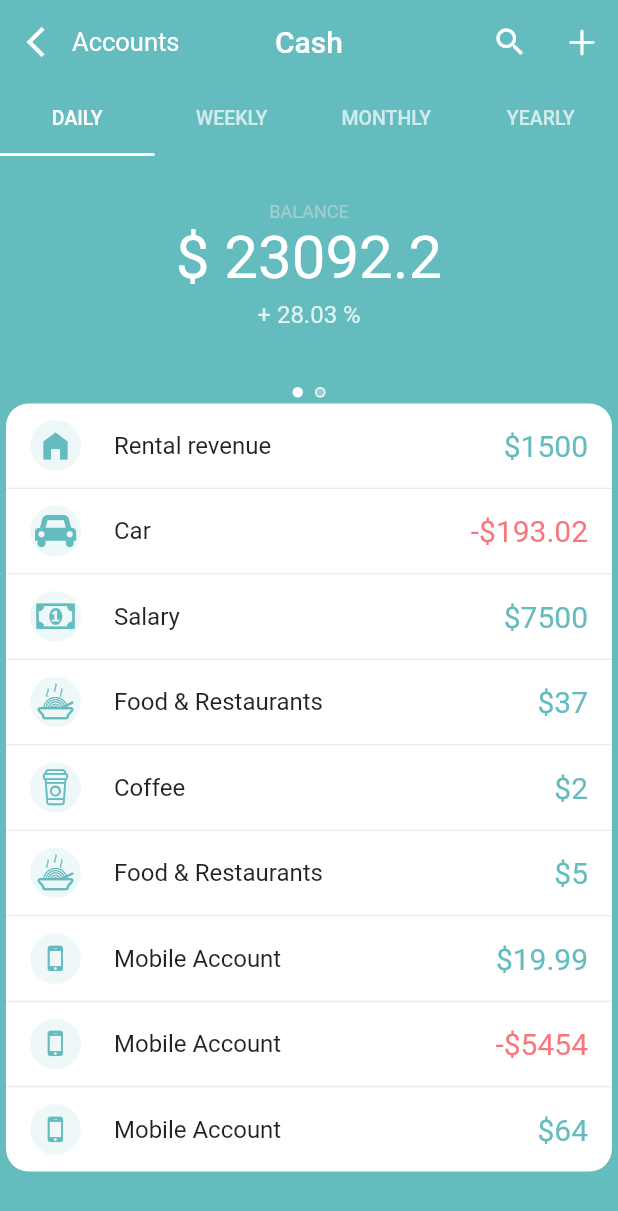
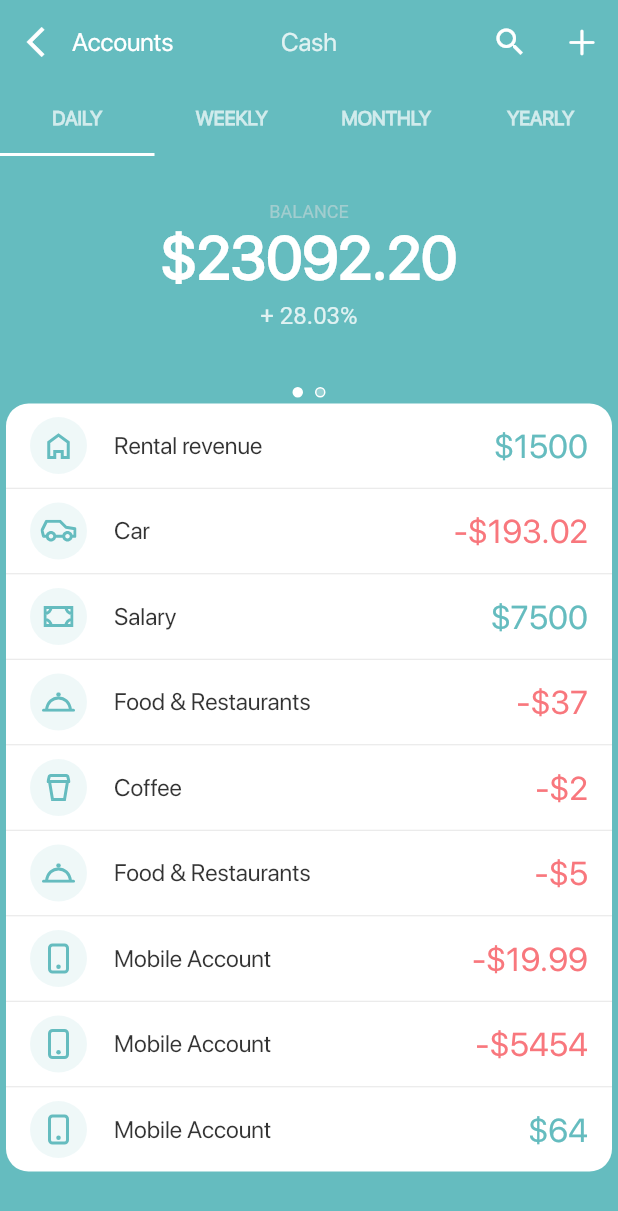
Before and after one commit to M-ixai-L/cash_page, a Flutter app: the screen it shows after launch, on a phone screen of 412 x 824 dp. Shown: the top 1211 px of the screen. Run offline on Flutter 3.47's test engine with Material 2 defaults, Android fonts, the phone set to English and light mode, and no system bars; our stand-ins replace flutter_svg.

Commit message:
final cash page

```diff
--- a/lib/screens/cash_screen/cash_screen.dart
+++ b/lib/screens/cash_screen/cash_screen.dart
@@ -3,6 +3,7 @@ import 'package:cash/utils/values/colors.dart';
 import 'package:cash/utils/values/constants.dart';
 import 'package:flutter/cupertino.dart';
 import 'package:flutter/material.dart';
+import 'package:flutter_svg/flutter_svg.dart';
 
 class CashScreen extends StatefulWidget {
   CashScreen({Key? key}) : super(key: key);
@@ -15,19 +16,21 @@ class _CashScreenState extends State<CashScreen> with TickerProviderStateMixin {
   late final tabController;
 
   final cash = 23092.20;
-
   final interest = 28.03;
+  final interestIncome = 47;
+  final expenses = -5320.80;
+  final incomes = 9821;
 
   final iconList = [
-    Icons.home_filled,
-    CustomIcons.cab,
-    CustomIcons.money,
-    CustomIcons.food,
-    CustomIcons.coffeeCup,
-    CustomIcons.food,
-    CustomIcons.mobile,
-    CustomIcons.mobile,
-    CustomIcons.mobile,
+    'Home',
+    'Car',
+    'Money',
+    'Food',
+    'Cup',
+    'Food',
+    'Phone',
+    'Phone',
+    'Phone',
   ];
 
   final titleList = [
@@ -42,7 +45,17 @@ class _CashScreenState extends State<CashScreen> with TickerProviderStateMixin {
     'Mobile Account',
   ];
 
-  final valuesList = <double>[1500, -193.02, 7500, 37, 2, 5, 19.99, -5454, 64];
+  final valuesList = <double>[
+    1500,
+    -193.02,
+    7500,
+    -37,
+    -2,
+    -5,
+    -19.99,
+    -5454,
+    64
+  ];
 
   @override
   void initState() {
@@ -58,8 +71,9 @@ class _CashScreenState extends State<CashScreen> with TickerProviderStateMixin {
 
   String getSignText(double sign) {
     final value = sign % 1 == 0 ? sign.toInt() : sign;
-
     if (!value.isNegative) return '\$$value';
+    if (!(sign % 1 == 0))
+      return value.toStringAsFixed(2).replaceRange(1, 1, '\$');
     return value.toString().replaceRange(1, 1, '\$');
   }
 
@@ -90,13 +104,13 @@ class _CashScreenState extends State<CashScreen> with TickerProviderStateMixin {
                                   controller: tabController,
                                   children: [
                                     balanceWidget,
-                                    balanceWidget,
+                                    balanceIncomeWidget,
                                   ],
                                 ),
                               ),
                               TabPageSelector(
                                 controller: tabController,
-                                color: whiteOpacity,
+                                color: Color(0xFFFFFFFF).withOpacity(0.30),
                                 selectedColor: Colors.white,
                                 indicatorSize: 7,
                               ),
@@ -149,21 +163,134 @@ class _CashScreenState extends State<CashScreen> with TickerProviderStateMixin {
         ),
         Container(
           child: Text(
-            '\$ $cash',
-            style: TextStyle(fontSize: 40, color: Colors.white),
+            '\$${cash.toStringAsFixed(2)}',
+            style: TextStyle(
+                fontSize: 40,
+                color: Colors.white,
+                fontFamily: Constants.FontSFPro,
+                fontWeight: FontWeight.w700),
           ),
           padding: const EdgeInsets.only(bottom: 5),
         ),
         Container(
           padding: const EdgeInsets.only(bottom: 0),
           child: Text(
-            '+ $interest %',
+            '+ $interest%',
             style: TextStyle(
               fontSize: 16,
               color: Colors.white.withOpacity(0.8),
             ),
           ),
         ),
+      ],
+    );
+  }
+
+  Widget get balanceIncomeWidget {
+    return Row(
+      mainAxisAlignment: MainAxisAlignment.spaceAround,
+      children: [
+        Flexible(
+          child: Container(
+            padding: EdgeInsets.only(right: 48, left: 25),
+            child: SizedBox(
+              width: 115,
+              height: 115,
+              child: Stack(
+                fit: StackFit.expand,
+                children: [
+                  CircularProgressIndicator(
+
+                    value: interestIncome / 100,
+                    strokeWidth: 6,
+                    valueColor: AlwaysStoppedAnimation(Colors.white),
+                    backgroundColor: Color(0xFFFFFFFF).withOpacity(0.15),
+                  ),
+                  Center(
+                    child: Row(
+                      mainAxisSize: MainAxisSize.min,
+                      children: [
+                        Text(
+                          '$interestIncome',
+                          style: TextStyle(
+                              fontSize: 40,
+                              color: Colors.white,
+                              fontFamily: Constants.FontSFPro,
+                              fontWeight: FontWeight.w600),
+                        ),
+                        Container(
+                          alignment: Alignment.center,
+                          padding: EdgeInsets.only(bottom: 15),
+                          child: Text(
+                            '%',
+                            style: TextStyle(
+                              fontSize: 19,
+                              color: Color(0xFFFFFFFF).withOpacity(0.5),
+                              fontFamily: Constants.FontSFPro,
+                            ),
+                          ),
+                        )
+                      ],
+                    ),
+                  )
+                ],
+              ),
+            ),
+          ),
+        ),
+        Flexible(
+          child: Container(
+            alignment: Alignment.centerLeft,
+            child: Column(
+              crossAxisAlignment: CrossAxisAlignment.start,
+              children: [
+                Container(
+                  padding: const EdgeInsets.only( top: 20),
+                  child: Text(
+                    'INCOMES',
+                    style: TextStyle(
+                      fontSize: 12,
+                      color: Color(0xFFFFFFFF).withOpacity(0.5),
+                      fontFamily: Constants.FontSFPro,
+                    ),
+                  ),
+                ),
+                Container(
+                  child: Text(
+                    '\$ ${incomes.toStringAsFixed(2)}',
+                    style: TextStyle(
+                        fontSize: 24,
+                        color: Colors.white,
+                        fontFamily: Constants.FontSFPro),
+                  ),
+                  // padding: const EdgeInsets.only(bottom: 5),
+                ),
+                Container(
+                  padding: const EdgeInsets.only(right: 131, top: 16),
+                  child: Text(
+                    'EXPENSES',
+                    style: TextStyle(
+                      //fontFamily: SF,
+                      fontSize: 12,
+                      fontFamily: Constants.FontSFPro,
+                      color: Color(0xFFFFFFFF).withOpacity(0.5),
+                    ),
+                  ),
+                ),
+                Container(
+                  child: Text(
+                    '${getSignText(expenses)}',
+                    style: TextStyle(
+                        fontSize: 24,
+                        color: Colors.white,
+                        fontFamily: Constants.FontSFPro),
+                  ),
+                  // padding: const EdgeInsets.only(bottom: 5),
+                ),
+              ],
+            ),
+          ),
+        )
       ],
     );
   }
@@ -180,25 +307,31 @@ class _CashScreenState extends State<CashScreen> with TickerProviderStateMixin {
   Widget customTile(int index) {
     const leadingSize = 34.0;
     return ListTile(
-      leading: Container(
-        height: leadingSize,
-        width: leadingSize,
-        decoration: BoxDecoration(
-          color: accentColor.withOpacity(0.1),
-          shape: BoxShape.circle,
-        ),
-        child: Icon(
-          iconList[index],
+      leading: CircleAvatar(
+        radius: 19,
+        backgroundColor: accentColor.withOpacity(0.1),
+        child: SvgPicture.asset(
+          'assets/icons/${iconList[index]}.svg',
+          // height: 15,
+          // width: 13,
           color: accentColor,
         ),
       ),
-      title: Text(titleList[index]),
+      title: Text(
+        titleList[index],
+        style: TextStyle(
+            color: Color(0xCC000000),
+            fontFamily: Constants.FontSFPro,
+            fontSize: 16,
+            fontWeight: FontWeight.w500),
+      ),
       trailing: Text(
         getSignText(valuesList[index]),
         style: TextStyle(
-          color: getColor(valuesList[index]),
-          fontSize: 20,
-        ),
+            color: getColor(valuesList[index]),
+            fontSize: 22,
+            fontFamily: Constants.FontSFPro,
+            fontWeight: FontWeight.w500),
       ),
     );
   }
@@ -212,11 +345,20 @@ class _CashScreenState extends State<CashScreen> with TickerProviderStateMixin {
             icon: const Icon(Icons.arrow_back_ios_outlined),
             onPressed: () => showSnackBar(context, 'Go to home'),
           ),
-          Text('Accounts', style: TextStyle(fontSize: 17)),
+          Text(
+            'Accounts',
+            style: TextStyle(fontFamily: Constants.FontSFPro, fontSize: 17),
+          ),
         ],
       ),
       leadingWidth: 120,
-      title: const Text('Cash'),
+      title: const Text(
+        'Cash',
+        style: TextStyle(
+            color: Color(0xCCFFFFFF),
+            fontFamily: Constants.FontSFPro,
+            fontSize: 17),
+      ),
       centerTitle: true,
       actions: <Widget>[
         IconButton(
@@ -231,9 +373,15 @@ class _CashScreenState extends State<CashScreen> with TickerProviderStateMixin {
       elevation: 0.0,
       bottom: const TabBar(
         indicatorColor: Colors.white,
-        labelStyle: TextStyle(fontSize: 13),
+        labelStyle: TextStyle(
+            fontSize: 13,
+            fontFamily: Constants.FontSFPro,
+            color: Color(0xB3FFFFFF),
+            fontWeight: FontWeight.w600),
         tabs: [
-          Tab(text: Constants.dailyTabName),
+          Tab(
+            text: Constants.dailyTabName,
+          ),
           Tab(text: Constants.weeklyTabName),
           Tab(text: Constants.monthlyTabName),
           Tab(text: Constants.yearlyTabName),
--- a/lib/utils/values/colors.dart
+++ b/lib/utils/values/colors.dart
@@ -2,4 +2,4 @@ import 'package:flutter/material.dart';
 
 const Color accentColor = Color(0xFF65BCBF);
 const Color redColor = Color(0xFFF8777D);
-const Color whiteOpacity = Color(0x4DFFFFFF);
+const Color white = Color(0xFFFFFFFF);
--- a/lib/utils/values/constants.dart
+++ b/lib/utils/values/constants.dart
@@ -3,4 +3,5 @@ class Constants {
   static const weeklyTabName = 'WEEKLY';
   static const monthlyTabName = 'MONTHLY';
   static const yearlyTabName = 'YEARLY';
+  static const FontSFPro = 'SFPro';
 }
```
Also changed, not shown: pubspec.yaml (+8 -0 lines), assets/fonts/SF-Pro.otf (added), assets/icons/Car.svg (added), assets/icons/Cup.svg (added), assets/icons/Food.svg (added), assets/icons/Home.svg (renamed from assets/icons/iconHome.svg), assets/icons/Money.svg (added), assets/icons/Phone.svg (added), pubspec.lock.
